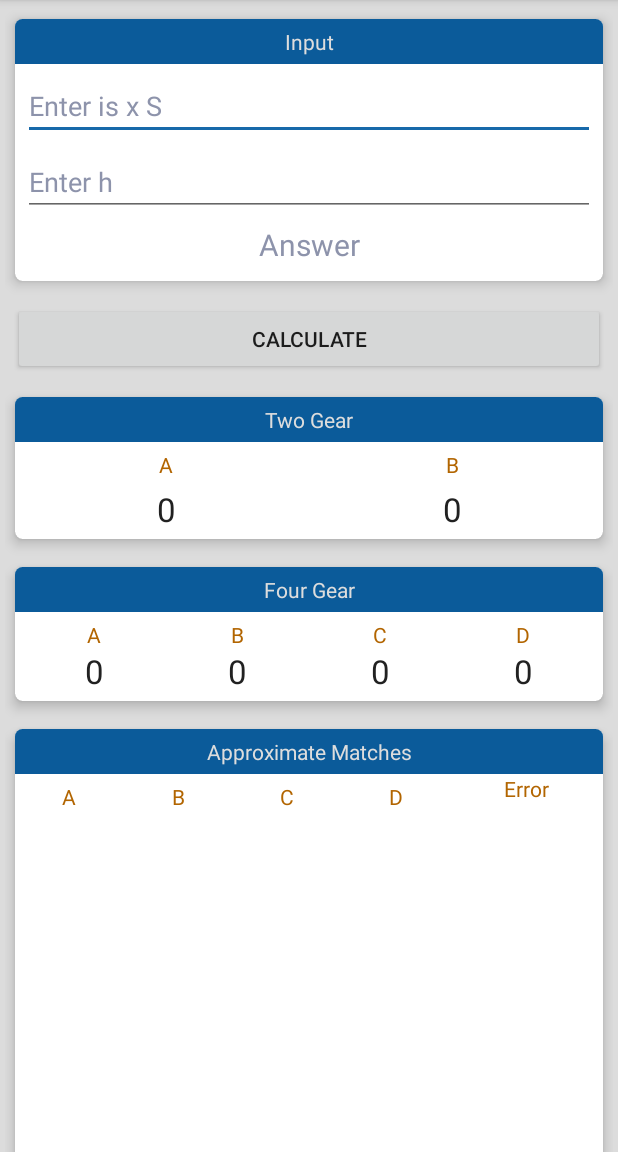
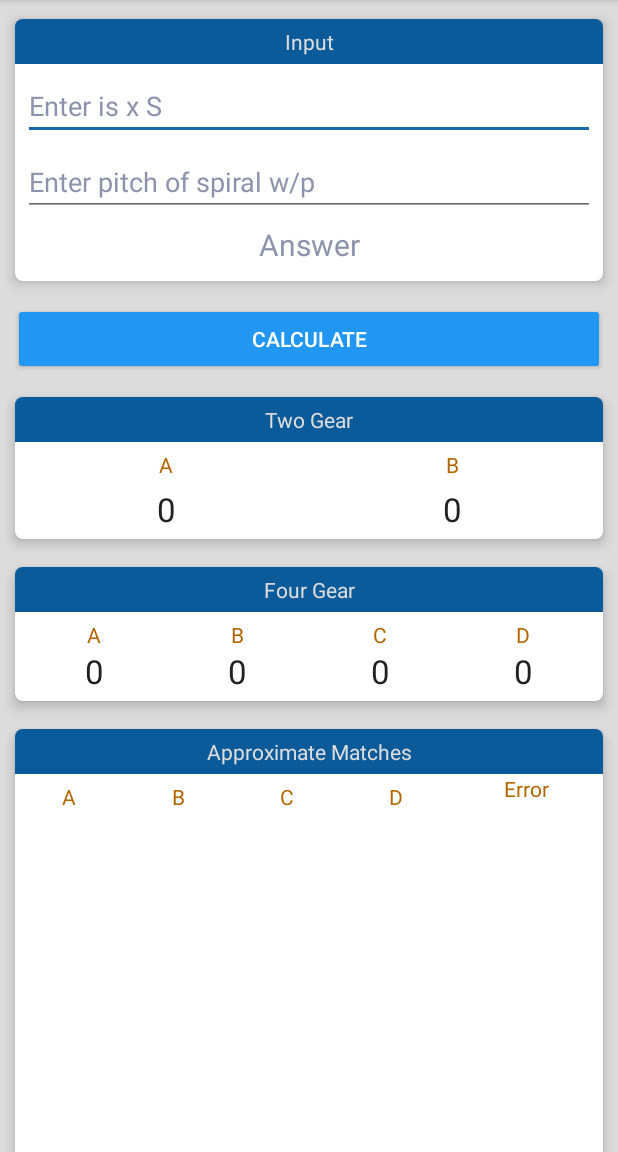
Before and after one commit to iamshubhamjangle/ChangeGearCalculator, an Android app: the screen it shows after launch (MainActivity), on a phone screen of 412 x 824 dp, the part 84-1236 px from its top. Run offline under Robolectric (Android 15) with nearby library versions, the phone set to English and light mode, and no system bars; libraries missing offline, so code that uses them is left out: com.opencsv.

Commit message:
Changes button to Material Button

```diff
--- a/app/src/main/res/layout/activity_main.xml
+++ b/app/src/main/res/layout/activity_main.xml
@@ -1,10 +1,9 @@
 <?xml version="1.0" encoding="utf-8"?>
 <androidx.core.widget.NestedScrollView xmlns:android="http://schemas.android.com/apk/res/android"
+    xmlns:app="http://schemas.android.com/apk/res-auto"
     xmlns:tools="http://schemas.android.com/tools"
     android:layout_width="match_parent"
-    android:layout_height="wrap_content"
-    xmlns:app="http://schemas.android.com/apk/res-auto"
-    android:background="@color/colorPrimaryDark">
+    android:layout_height="wrap_content">
 
     <LinearLayout
         android:layout_width="match_parent"
@@ -24,7 +23,9 @@
             android:layout_width="match_parent"
             android:layout_height="wrap_content"
             android:layout_margin="5dp"
-            android:text="Calculate"/>
+            android:backgroundTint="@color/colorPrimary"
+            android:text="Calculate"
+            android:textColor="@color/cardBackground"/>
 
         <include
             layout="@layout/card_layout_two_gear"
@@ -49,11 +50,11 @@
                     android:id="@+id/textView3"
                     android:layout_width="0dp"
                     android:layout_height="wrap_content"
+                    android:background="@color/labelbackground"
                     android:gravity="center"
+                    android:padding="@dimen/cardPadding"
                     android:text="Approximate Matches"
                     android:textColor="@color/headBarColor"
-                    android:background="@color/labelbackground"
-                    android:padding="@dimen/cardPadding"
                     app:layout_constraintEnd_toEndOf="parent"
                     app:layout_constraintStart_toStartOf="parent"
                     app:layout_constraintTop_toTopOf="parent" />
@@ -63,8 +64,8 @@
                     android:layout_width="0dp"
                     android:layout_height="wrap_content"
                     android:gravity="center"
+                    android:padding="@dimen/cardPadding"
                     android:text="A"
-                    android:padding="@dimen/cardPadding"
                     android:textColor="@color/textHeadingColor"
                     app:layout_constraintEnd_toStartOf="@+id/tv_two_gear_list_B"
                     app:layout_constraintStart_toStartOf="parent"
@@ -75,8 +76,8 @@
                     android:layout_width="0dp"
                     android:layout_height="wrap_content"
                     android:gravity="center"
+                    android:padding="@dimen/cardPadding"
                     android:text="B"
-                    android:padding="@dimen/cardPadding"
                     android:textColor="@color/textHeadingColor"
                     app:layout_constraintEnd_toStartOf="@+id/tv_two_gear_list_C"
                     app:layout_constraintStart_toEndOf="@+id/tv_two_gear_list_A"
@@ -87,8 +88,8 @@
                     android:layout_width="0dp"
                     android:layout_height="wrap_content"
                     android:gravity="center"
+                    android:padding="@dimen/cardPadding"
                     android:text="C"
-                    android:padding="@dimen/cardPadding"
                     android:textColor="@color/textHeadingColor"
                     app:layout_constraintEnd_toStartOf="@+id/tv_two_gear_list_D"
                     app:layout_constraintStart_toEndOf="@+id/tv_two_gear_list_B"
@@ -99,8 +100,8 @@
                     android:layout_width="0dp"
                     android:layout_height="wrap_content"
                     android:gravity="center"
+                    android:padding="@dimen/cardPadding"
                     android:text="D"
-                    android:padding="@dimen/cardPadding"
                     android:textColor="@color/textHeadingColor"
                     app:layout_constraintEnd_toStartOf="@+id/tv_two_gear_list_error"
                     app:layout_constraintStart_toEndOf="@+id/tv_two_gear_list_C"
@@ -122,9 +123,9 @@
                     android:id="@+id/listView"
                     android:layout_width="0dp"
                     android:layout_height="300dp"
+                    android:divider="#A1A1A1"
                     android:dividerHeight="4px"
                     android:nestedScrollingEnabled="true"
-                    android:divider="#A1A1A1"
                     app:layout_constraintBottom_toBottomOf="parent"
                     app:layout_constraintEnd_toEndOf="parent"
                     app:layout_constraintHorizontal_bias="1.0"
--- a/app/src/main/res/layout/card_layout_input.xml
+++ b/app/src/main/res/layout/card_layout_input.xml
@@ -35,7 +35,7 @@
                 android:layout_height="wrap_content"
                 android:autofillHints="Enter is x S"
                 android:ems="10"
-                android:hint="Enter is x S"
+                android:hint="@string/input1"
                 android:inputType="numberDecimal"
                 android:textColor="@color/textColor"
                 app:layout_constraintEnd_toEndOf="parent"
@@ -48,7 +48,7 @@
                 android:layout_height="wrap_content"
                 android:layout_marginTop="5dp"
                 android:ems="10"
-                android:hint="Enter h"
+                android:hint="@string/input2"
                 android:inputType="numberDecimal"
                 android:textColor="@color/textColor"
                 app:layout_constraintEnd_toEndOf="parent"
--- a/app/src/main/res/layout/row_item.xml
+++ b/app/src/main/res/layout/row_item.xml
@@ -2,7 +2,6 @@
 <androidx.constraintlayout.widget.ConstraintLayout xmlns:tools="http://schemas.android.com/tools"
     android:orientation="vertical"
     xmlns:android="http://schemas.android.com/apk/res/android"
-    android:background="@color/colorPrimaryDark"
     android:layout_width="match_parent"
     android:layout_height="wrap_content"
     xmlns:app="http://schemas.android.com/apk/res-auto">
--- a/app/src/main/res/values/colors.xml
+++ b/app/src/main/res/values/colors.xml
@@ -11,7 +11,7 @@
     <color name="lineColor">#4dabf5</color>
     <color name="mainLayoutbackground">#DCDCDC</color>
     <color name="headBarColor">#DDD</color>
-    <color name="textColumnBackground">#2E3239</color>
+    <color name="textColumnBackground">#AAAAAA</color>
 </resources>
 
 <!--<resources>-->
--- a/app/src/main/res/values/strings.xml
+++ b/app/src/main/res/values/strings.xml
@@ -1,3 +1,5 @@
 <resources>
     <string name="app_name">Gear Indexer</string>
+    <string name="input1">Enter is x S</string>
+    <string name="input2">Enter pitch of spiral w/p</string>
 </resources>
```
